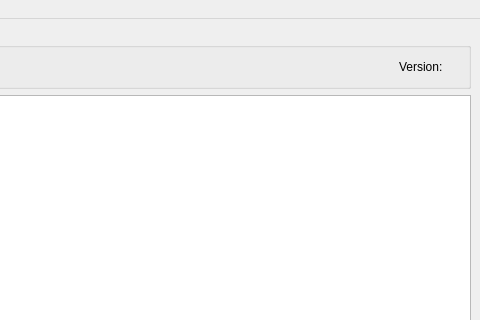
This is src/ui/skeletons/main.ui in 132nd-etcher/EASI as Qt 5 draws it before an edit; both pictures show x 492 to 972 and y 0 to 320 of the 972 by 709 pixel window. The edited form follows.
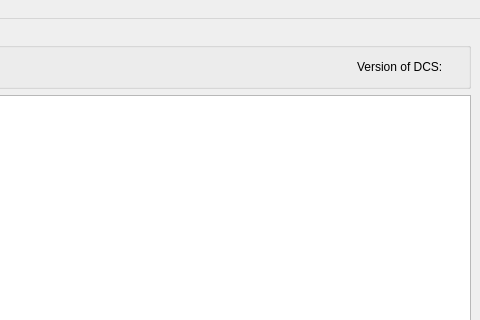
This is the edited form. Icons and pictures are not drawn.

The edit to the form file:
```diff
--- a/src/ui/skeletons/main.ui
+++ b/src/ui/skeletons/main.ui
@@ -91,7 +91,7 @@
        <item>
         <widget class="QLabel" name="label_dcs_version_static">
          <property name="text">
-          <string>Version: </string>
+          <string>Version of DCS: </string>
          </property>
         </widget>
        </item>
```
